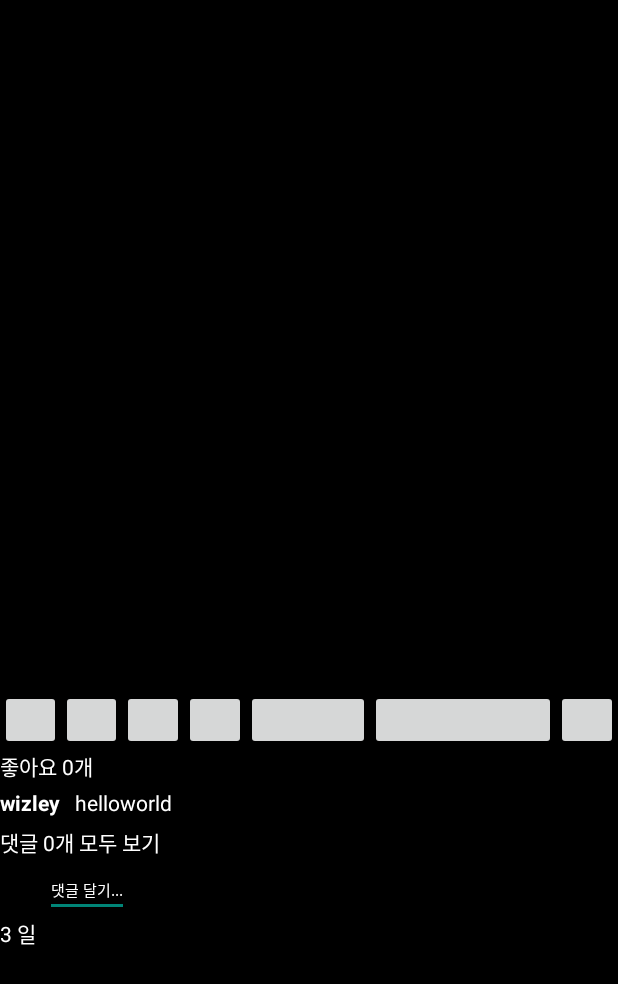
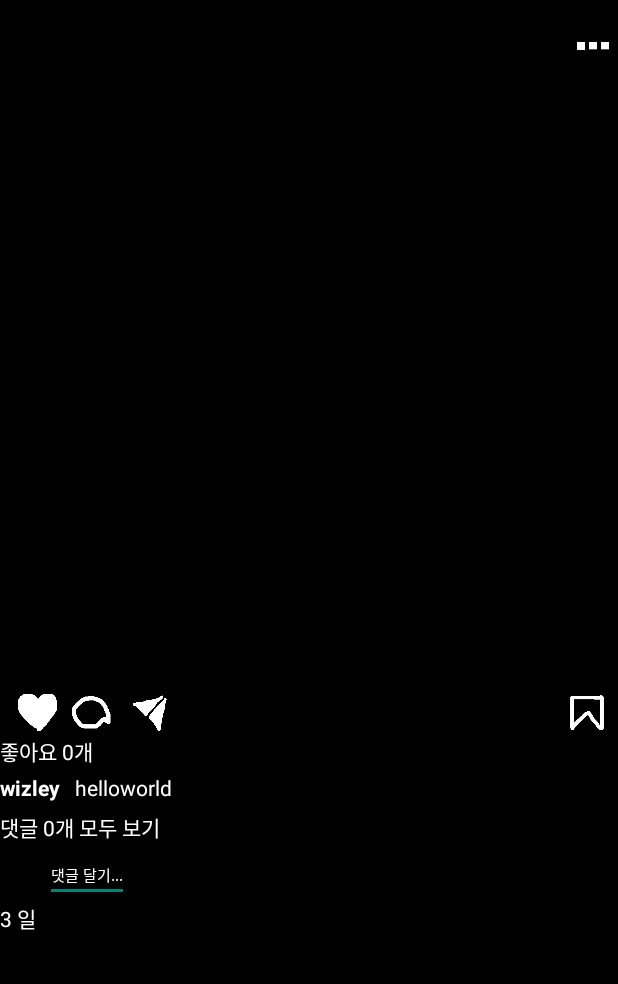
Before and after one commit to onsoim/aintstagram, an Android app: the layout layout_post_detail.xml on its own in the app's theme, with its tools: preview values and no code run, on a phone screen of 412 x 824 dp. Shown: the top 984 px of the screen. Run offline under Robolectric (Android 15) with nearby library versions, the phone set to English and light mode, and no system bars.

Commit message:
add Buttons and Resource
Reviewed by Wizley.
2020.05.14.

I have added Buttons to MainActivity and resource to show button img.

```diff
--- a/app/src/main/java/com/ssg/aintstagram/PostRecyclerAdapter.java
+++ b/app/src/main/java/com/ssg/aintstagram/PostRecyclerAdapter.java
@@ -1,11 +1,13 @@
 package com.ssg.aintstagram;
 
 import android.content.Context;
+import android.media.Image;
 import android.util.Log;
 import android.view.LayoutInflater;
 import android.view.View;
 import android.view.ViewGroup;
 import android.widget.EditText;
+import android.widget.ImageButton;
 import android.widget.ImageView;
 import android.widget.TextView;
 
@@ -26,6 +28,10 @@ public class PostRecyclerAdapter extends RecyclerView.Adapter<PostRecyclerAdapte
     }
 
     public static class ItemViewHolder extends RecyclerView.ViewHolder {
+        ImageButton btn_edit_post;
+        ImageButton btn_heart;
+        ImageButton btn_comment;
+        ImageButton btn_message;
         ImageView user_profile;
         ImageView post_img;
         TextView user_name;
@@ -42,6 +48,10 @@ public class PostRecyclerAdapter extends RecyclerView.Adapter<PostRecyclerAdapte
         public ItemViewHolder(View itemView){
             super(itemView);
 
+            btn_edit_post = (ImageButton) itemView.findViewById(R.id.btn_edit_post);
+            btn_heart = (ImageButton) itemView.findViewById(R.id.btn_heart);
+            btn_comment = (ImageButton) itemView.findViewById(R.id.btn_comment);
+            btn_message = (ImageButton) itemView.findViewById(R.id.btn_message);
             user_profile = (ImageView) itemView.findViewById(R.id.user_profile);
             post_img = (ImageView) itemView.findViewById(R.id.post_img);
             user_name = (TextView) itemView.findViewById(R.id.user_name);
@@ -70,7 +80,7 @@ public class PostRecyclerAdapter extends RecyclerView.Adapter<PostRecyclerAdapte
         holder.post_img.setImageBitmap(posts.get(position).get_post_img());
         holder.user_name.setText(posts.get(position).getName());
         holder.place.setText(posts.get(position).getPlace());
-        holder.likes.setText(String.valueOf(posts.get(position).getLikes()));
+        holder.likes.setText("좋아요 " + String.valueOf(posts.get(position).getLikes()) + "개");
         holder.user_name_comment.setText(posts.get(position).getName());
         holder.user_comment.setText(posts.get(position).get_text_comment());
         holder.viewer_profile_img.setImageBitmap(posts.get(position).get_profile_img());
--- a/app/src/main/res/layout/layout_post_detail.xml
+++ b/app/src/main/res/layout/layout_post_detail.xml
@@ -19,7 +19,8 @@
 
         <TableLayout
             android:layout_height="match_parent"
-            android:layout_width="match_parent"
+            android:layout_width="0dp"
+            android:layout_weight="10"
             android:layout_marginLeft="5dp">
 
             <TableRow
@@ -40,6 +41,16 @@
             </TableRow>
 
         </TableLayout>
+
+        <ImageButton
+            android:id="@+id/btn_edit_post"
+            android:layout_width="0dp"
+            android:layout_height="match_parent"
+            android:layout_weight="1"
+            android:scaleType="fitCenter"
+            android:src="@drawable/moreoption"
+            android:background="@android:color/black" />
+
     </LinearLayout>
 
     <ImageView
@@ -49,37 +60,61 @@
 
     <LinearLayout
         android:layout_width="match_parent"
-        android:layout_height="40dp"
+        android:layout_height="30dp"
         android:orientation="horizontal"
         android:background="@android:color/black">
 
         <ImageButton
+            android:id="@+id/btn_heart"
             android:layout_width="0dp"
             android:layout_height="match_parent"
+            android:scaleType="fitEnd"
+            android:src="@drawable/heart"
+            android:background="@android:color/black"
             android:layout_weight="1"/>
+
+        <ImageButton
+            android:id="@+id/btn_comment"
+            android:layout_width="0dp"
+            android:layout_height="match_parent"
+            android:background="@android:color/black"
+            android:src="@drawable/comment"
+            android:scaleType="fitCenter"
+            android:layout_weight="1"/>
+
+        <ImageButton
+            android:id="@+id/btn_message"
+            android:layout_width="0dp"
+            android:layout_height="match_parent"
+            android:background="@android:color/black"
+            android:src="@drawable/sms"
+            android:scaleType="fitCenter"
+            android:layout_weight="1"/>
+
+        <Button
+            android:layout_width="0dp"
+            android:layout_height="match_parent"
+            android:background="@android:color/black"
+            android:layout_weight="1"/>
+
+        <Button
+            android:layout_width="0dp"
+            android:layout_height="match_parent"
+            android:background="@android:color/black"
+            android:layout_weight="2"/>
+
+        <Button
+            android:layout_width="0dp"
+            android:layout_height="match_parent"
+            android:background="@android:color/black"
+            android:layout_weight="3"/>
+
         <ImageButton
             android:layout_width="0dp"
             android:layout_height="match_parent"
-            android:layout_weight="1"/>
-        <ImageButton
-            android:layout_width="0dp"
-            android:layout_height="match_parent"
-            android:layout_weight="1"/>
-        <Button
-            android:layout_width="0dp"
-            android:layout_height="match_parent"
-            android:layout_weight="1"/>
-        <Button
-            android:layout_width="0dp"
-            android:layout_height="match_parent"
-            android:layout_weight="2"/>
-        <Button
-            android:layout_width="0dp"
-            android:layout_height="match_parent"
-            android:layout_weight="3"/>
-        <ImageButton
-            android:layout_width="0dp"
-            android:layout_height="match_parent"
+            android:src="@drawable/pin"
+            android:scaleType="fitCenter"
+            android:background="@android:color/black"
             android:layout_weight="1"/>
     </LinearLayout>
 
```
Also changed, not shown: app/src/main/res/drawable-v24/comment.png (added), app/src/main/res/drawable-v24/heart.png, app/src/main/res/drawable-v24/heartfull.png (added), app/src/main/res/drawable-v24/moreoption.png (added), app/src/main/res/drawable-v24/pin.png (added), app/src/main/res/drawable-v24/sms.png, 1 other file.
